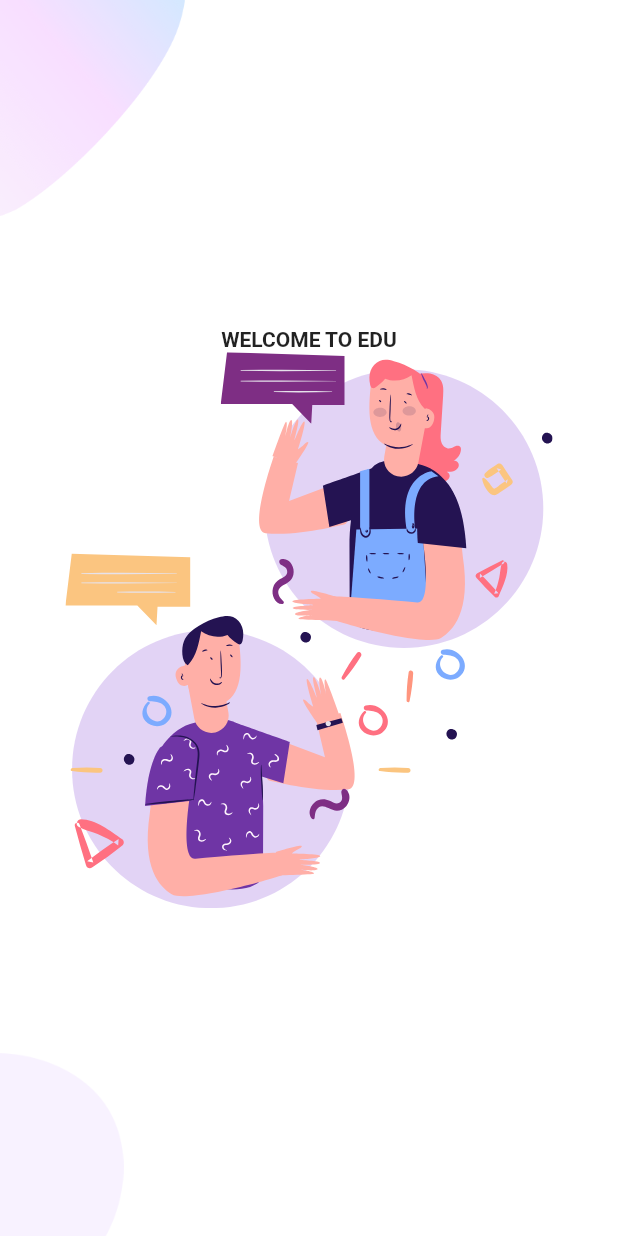
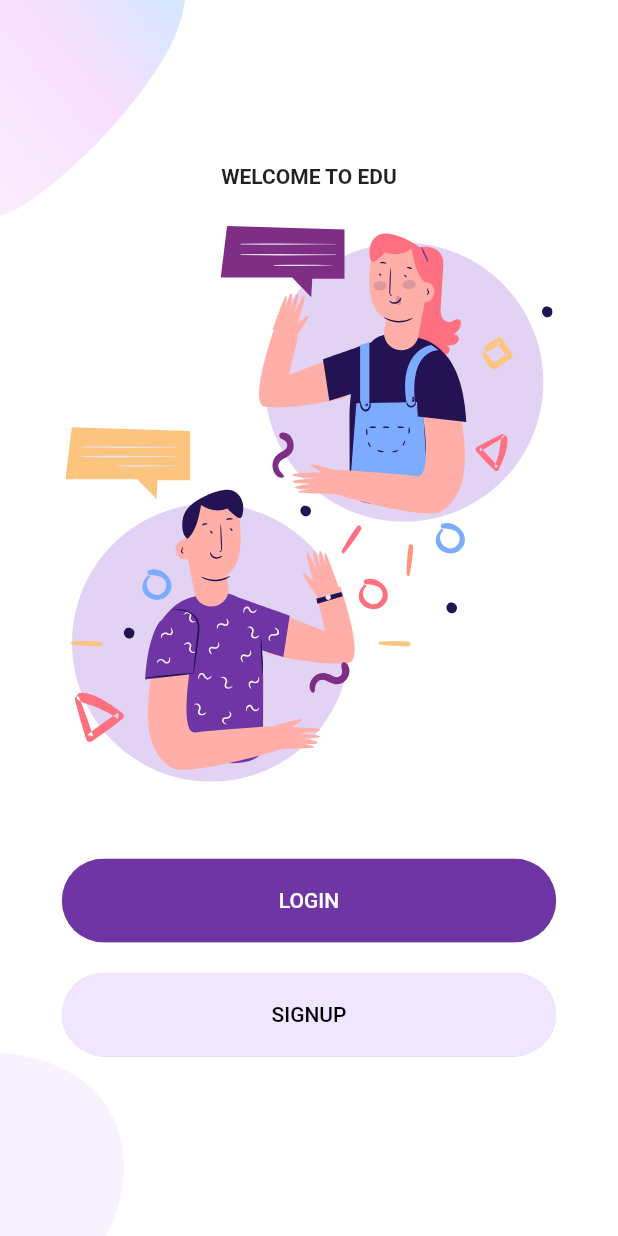
Before and after one commit to huytruong369/welcome_login_ui, a Flutter app: the screen it shows after launch, on a phone screen of 412 x 824 dp. Run offline on Flutter 3.47's test engine with Material 2 defaults, Android fonts, the phone set to English and light mode, and no system bars; our stand-ins replace flutter_svg.

Commit message:
login screen pending

```diff
--- /dev/null
+++ b/lib/Screens/Login/components/body.dart
@@ -0,0 +1,31 @@
+import 'package:flutter/material.dart';
+import 'package:flutter_svg/flutter_svg.dart';
+import 'package:welcome_login_ui/Screens/Login/components/background.dart';
+
+class Body extends StatelessWidget {
+  const Body({
+    Key? key,
+  }) : super(key: key);
+
+  @override
+  Widget build(BuildContext context) {
+    Size size = MediaQuery.of(context).size;
+    return BackGround(
+      child: Column(
+        mainAxisAlignment: MainAxisAlignment.center,
+        children: [
+          const Text(
+            'LOGIN',
+            style: TextStyle(fontWeight: FontWeight.bold),
+          ),
+          SvgPicture.asset(
+            'assets/icons/login.svg',
+            height: size.height * .36,
+          ),
+
+          ///TODO: Below picture login
+        ],
+      ),
+    );
+  }
+}
--- a/lib/Screens/Welcome/components/body.dart
+++ b/lib/Screens/Welcome/components/body.dart
@@ -1,6 +1,9 @@
 import 'package:flutter/material.dart';
 import 'package:flutter_svg/flutter_svg.dart';
+import 'package:welcome_login_ui/Screens/Login/login_screen.dart';
 import 'package:welcome_login_ui/Screens/Welcome/components/background.dart';
+import 'package:welcome_login_ui/components/rounded_button.dart';
+import 'package:welcome_login_ui/constants.dart';
 
 class Body extends StatelessWidget {
   const Body({Key? key}) : super(key: key);
@@ -9,6 +12,7 @@ class Body extends StatelessWidget {
   Widget build(BuildContext context) {
     Size size = MediaQuery.of(context).size;
     return Background(
+      child: SingleChildScrollView(
         child: Column(
           mainAxisAlignment: MainAxisAlignment.center,
           children: [
@@ -18,11 +22,32 @@ class Body extends StatelessWidget {
                 fontWeight: FontWeight.bold,
               ),
             ),
+            SizedBox(height: size.height * .03),
             SvgPicture.asset(
               'assets/icons/chat.svg',
               height: size.height * .45,
             ),
+            SizedBox(height: size.height * .05),
+            RoundedButton(
+              text: 'LOGIN',
+              press: () {
+                Navigator.of(context).push(
+                  MaterialPageRoute(
+                    builder: (context) {
+                      return const LoginScreen();
+                    },
+                  ),
+                );
+              },
+            ),
+            RoundedButton(
+              text: 'SIGNUP',
+              textColor: Colors.black,
+              color: kPrimaryLightColor,
+              press: () {},
+            ),
           ],
+        ),
       ),
     );
   }
--- /dev/null
+++ b/lib/components/rounded_button.dart
@@ -0,0 +1,44 @@
+import 'package:flutter/material.dart';
+import 'package:welcome_login_ui/constants.dart';
+
+class RoundedButton extends StatelessWidget {
+  final String text;
+  final Color color;
+  final Color textColor;
+  final VoidCallback? press;
+  const RoundedButton({
+    Key? key,
+    required this.text,
+    this.color = kPrimaryColor,
+    this.textColor = Colors.white,
+    this.press,
+  }) : super(key: key);
+
+  @override
+  Widget build(BuildContext context) {
+    Size size = MediaQuery.of(context).size;
+    return Container(
+      margin: const EdgeInsets.symmetric(vertical: 10),
+      width: size.width * .8,
+      child: ClipRRect(
+        borderRadius: BorderRadius.circular(29),
+        child: ElevatedButton(
+          style: ElevatedButton.styleFrom(
+            primary: color,
+            padding: const EdgeInsets.symmetric(
+              vertical: 20,
+              horizontal: 39,
+            ),
+          ),
+          onPressed: press,
+          child: Text(
+            text,
+            style: TextStyle(
+              color: textColor,
+            ),
+          ),
+        ),
+      ),
+    );
+  }
+}
```
Also changed, not shown: lib/Screens/Login/components/background.dart (added, +40 -0 lines), lib/Screens/Login/login_screen.dart (added, +14 -0 lines). Lines whose indentation alone changed are shown as unchanged.
